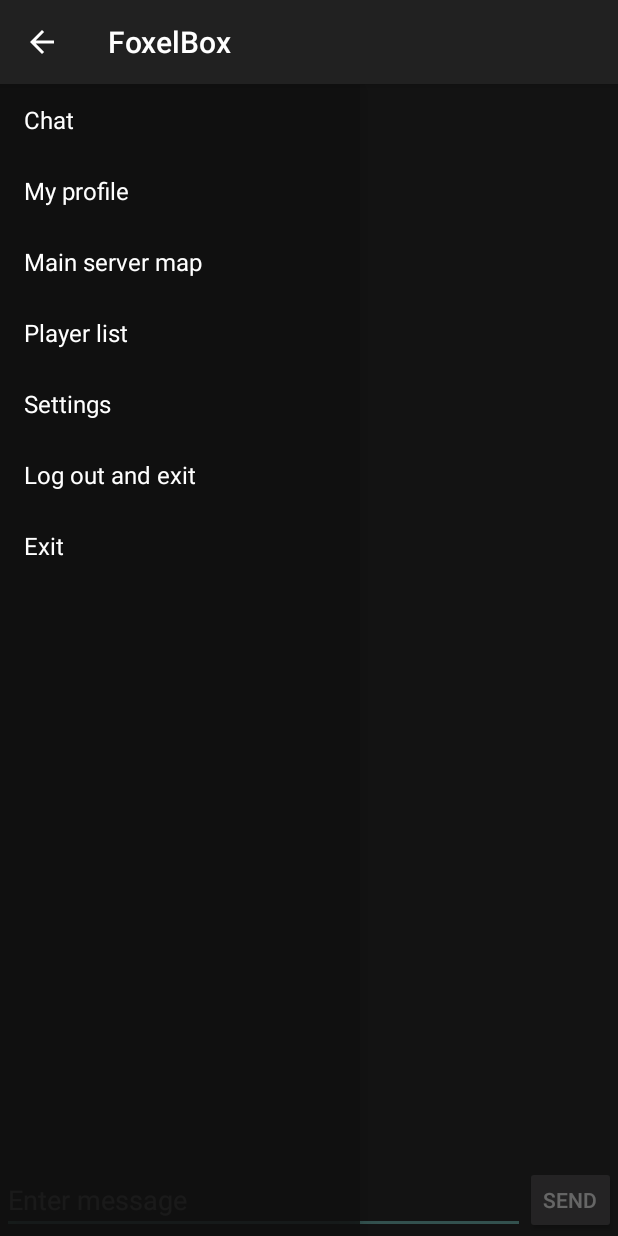
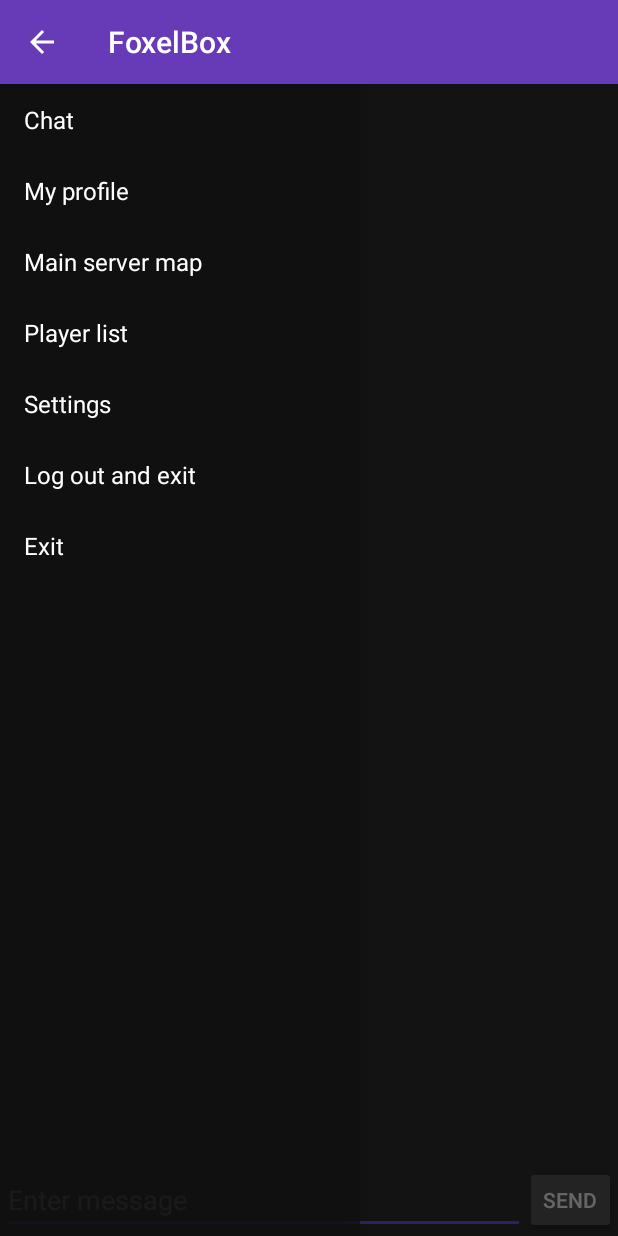
Before and after one commit to FoxBukkit/FoxelBoxAndroid, an Android app: the screen it shows after launch (MainActivity), on a phone screen of 412 x 824 dp. Run offline under Robolectric (Android 15) with nearby library versions, the phone set to English and light mode, and no system bars; 3 statements that could not run were skipped.

Commit message:
Use purple color

```diff
--- /dev/null
+++ b/app/src/main/res/values/colors_deep_purple_deep_purple.xml
@@ -0,0 +1,11 @@
+<?xml version="1.0" encoding="utf-8"?>
+<resources>
+  <color name="primary">#673AB7</color>
+  <color name="primary_dark">#512DA8</color>
+  <color name="primary_light">#D1C4E9</color>
+  <color name="accent">#7C4DFF</color>
+  <color name="primary_text">#212121</color>
+  <color name="secondary_text">#727272</color>
+  <color name="icons">#FFFFFF</color>
+  <color name="divider">#B6B6B6</color>
+</resources>
--- a/app/src/main/res/values/styles.xml
+++ b/app/src/main/res/values/styles.xml
@@ -3,6 +3,9 @@
     <!-- Base application theme. -->
     <style name="AppTheme" parent="Theme.AppCompat">
         <!-- Customize your theme here. -->
+        <item name="colorPrimary">@color/primary</item>
+        <item name="colorPrimaryDark">@color/primary_dark</item>
+        <item name="colorAccent">@color/accent</item>
     </style>
 
 </resources>
```
